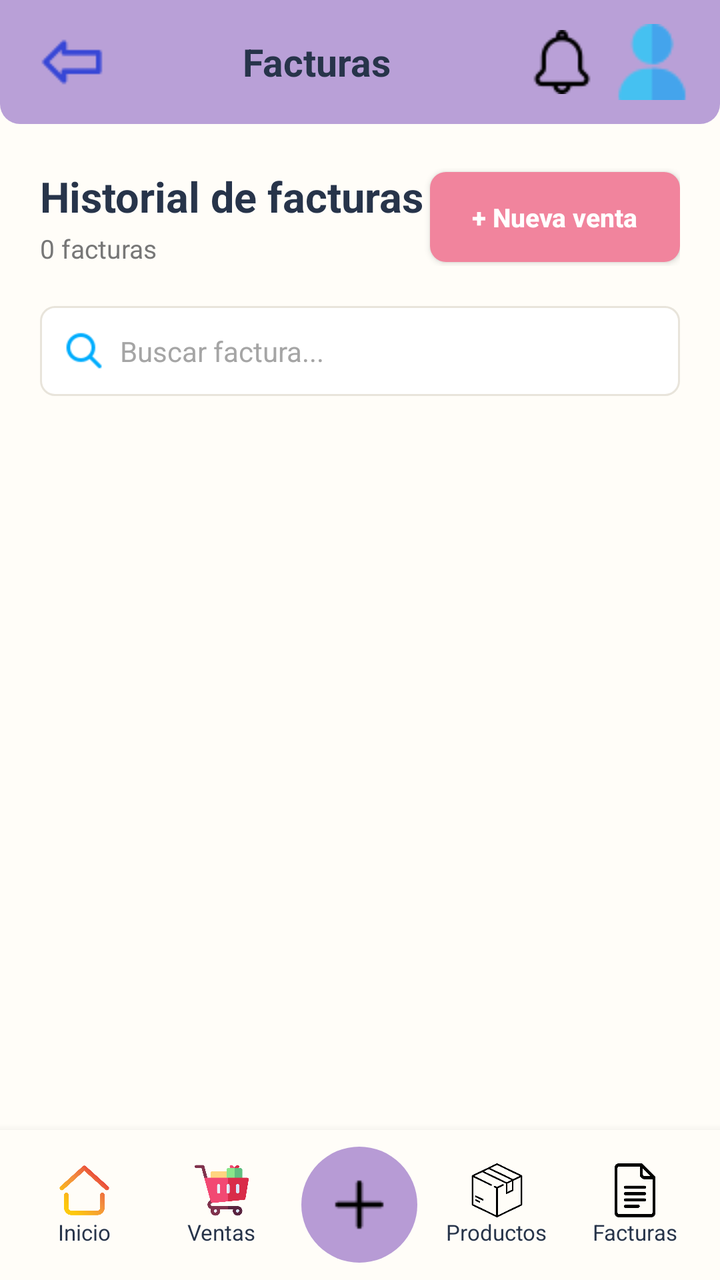
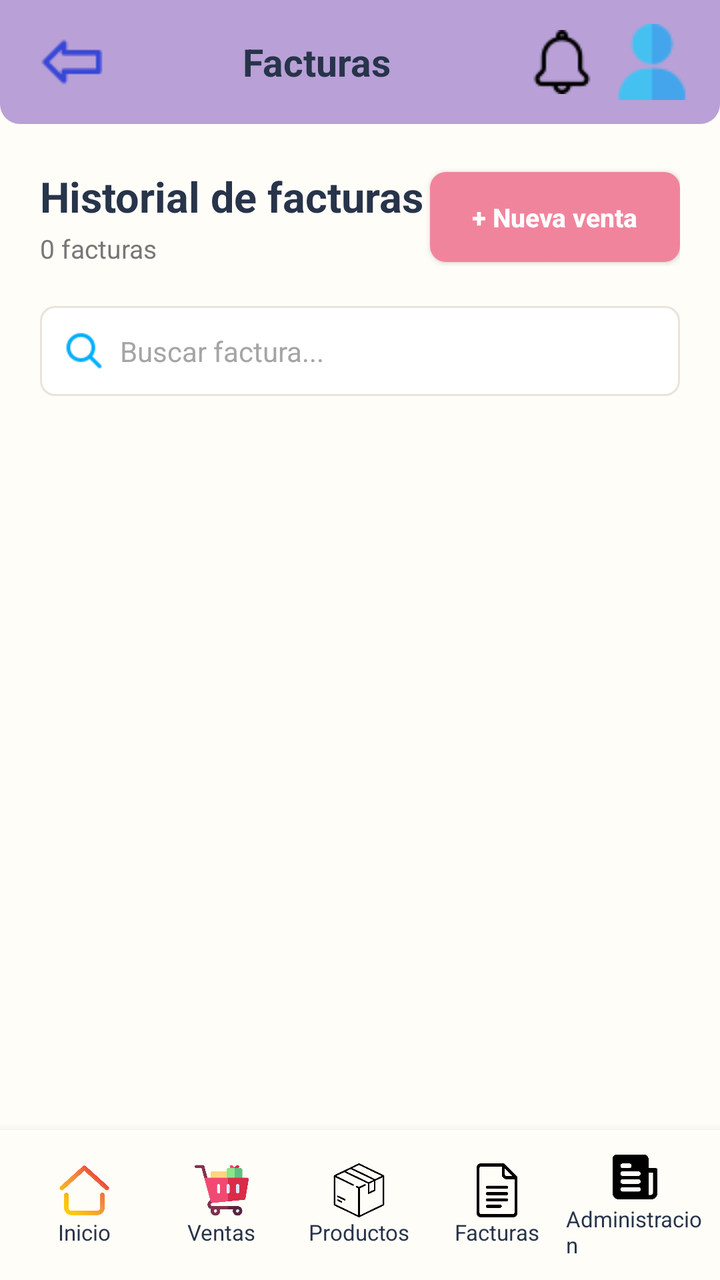

Two renders of the same Android screen: before a commit and after it. Below are the layout's source before the change and the commit's diff.
<!-- AndroidManifest.xml: application theme Theme.Jugueteria -->
<!-- res/layout/activity_invoices.xml -->
<?xml version="1.0" encoding="utf-8"?>
<androidx.constraintlayout.widget.ConstraintLayout
    xmlns:android="http://schemas.android.com/apk/res/android"
    xmlns:app="http://schemas.android.com/apk/res-auto"
    xmlns:tools="http://schemas.android.com/tools"
    android:id="@+id/main"
    android:layout_width="match_parent"
    android:layout_height="match_parent"

    android:background="#FFFDF8"

    tools:context=".InvoicesActivity">


    
    
    

    <LinearLayout
        android:id="@+id/topBar"

        android:layout_width="0dp"
        android:layout_height="62dp"

        android:background="@drawable/topbar_background"
        android:gravity="center_vertical"

        android:orientation="horizontal"
        android:paddingStart="15dp"

        android:paddingEnd="15dp"

        app:layout_constraintEnd_toEndOf="parent"
        app:layout_constraintStart_toStartOf="parent"
        app:layout_constraintTop_toTopOf="parent">


        <ImageButton
            android:id="@+id/btnBack"

            android:layout_width="42dp"
            android:layout_height="42dp"

            android:background="@android:color/transparent"

            android:contentDescription="Volver"

            android:padding="7dp"

            android:src="@drawable/ic_arrow_back" />


        <TextView
            android:id="@+id/txtTitle"

            android:layout_width="0dp"
            android:layout_height="wrap_content"

            android:layout_weight="1"

            android:gravity="center"

            android:text="Facturas"

            android:textColor="#27344A"
            android:textSize="19sp"
            android:textStyle="bold" />


        <ImageButton
            android:id="@+id/btnNotifications"

            android:layout_width="42dp"
            android:layout_height="42dp"

            android:background="@android:color/transparent"

            android:contentDescription="Notificaciones"

            android:padding="8dp"

            android:src="@drawable/ic_notification" />


        <ImageView
            android:id="@+id/imgProfile"

            android:layout_width="38dp"
            android:layout_height="38dp"

            android:layout_marginStart="5dp"

            android:contentDescription="Perfil"

            android:scaleType="centerCrop"

            android:src="@drawable/ic_user" />

    </LinearLayout>

    <LinearLayout
        android:id="@+id/content"

        android:layout_width="0dp"
        android:layout_height="0dp"

        android:orientation="vertical"

        android:paddingStart="20dp"
        android:paddingTop="22dp"
        android:paddingEnd="20dp"
        android:paddingBottom="15dp"

        app:layout_constraintBottom_toBottomOf="parent"
        app:layout_constraintEnd_toEndOf="parent"
        app:layout_constraintStart_toStartOf="parent"
        app:layout_constraintTop_toBottomOf="@id/topBar">


        
        
        

        <LinearLayout
            android:layout_width="match_parent"
            android:layout_height="wrap_content"

            android:gravity="center_vertical"
            android:orientation="horizontal">


            <LinearLayout
                android:layout_width="0dp"
                android:layout_height="wrap_content"

                android:layout_weight="1"

                android:orientation="vertical">


                <TextView
                    android:layout_width="wrap_content"
                    android:layout_height="wrap_content"

                    android:text="Historial de facturas"

                    android:textColor="#27344A"
                    android:textSize="21sp"
                    android:textStyle="bold" />


                <TextView
                    android:id="@+id/txtInvoiceCount"

                    android:layout_width="wrap_content"
                    android:layout_height="wrap_content"

                    android:layout_marginTop="3dp"

                    android:text="0 facturas"

                    android:textColor="#777777"
                    android:textSize="13sp" />

            </LinearLayout>


            <Button
                android:id="@+id/btnNewSale"

                android:layout_width="125dp"
                android:layout_height="45dp"

                android:background="@drawable/button_new_product"

                android:text="+ Nueva venta"
                android:textAllCaps="false"
                android:textColor="#FFFFFF"
                android:textSize="13sp"

                android:textStyle="bold" />

        </LinearLayout>


        
        
        

        <LinearLayout
            android:id="@+id/searchContainer"

            android:layout_width="match_parent"
            android:layout_height="45dp"

            android:layout_marginTop="20dp"

            android:background="@drawable/search_background"
            android:gravity="center_vertical"

            android:orientation="horizontal"
            android:paddingStart="12dp"

            android:paddingEnd="12dp">


            <ImageView
                android:layout_width="20dp"
                android:layout_height="20dp"

                android:contentDescription="@null"

                android:src="@drawable/ic_search" />


            <EditText
                android:id="@+id/edtSearch"

                android:layout_width="0dp"
                android:layout_height="match_parent"

                android:layout_marginStart="8dp"

                android:layout_weight="1"

                android:background="@android:color/transparent"

                android:hint="Buscar factura..."

                android:singleLine="true"
                android:textColor="#27344A"

                android:textColorHint="#A5A5A5"

                android:textSize="14sp" />

        </LinearLayout>


        
        
        

        <androidx.recyclerview.widget.RecyclerView
            android:id="@+id/recyclerInvoices"

            android:layout_width="match_parent"
            android:layout_height="0dp"

            android:layout_marginTop="15dp"

            android:layout_weight="1"

            android:clipToPadding="false"

            android:overScrollMode="never"

            android:paddingBottom="10dp"

            app:layoutManager="androidx.recyclerview.widget.LinearLayoutManager"

            tools:listitem="@layout/item_invoice" />

    </LinearLayout>

    <LinearLayout
        android:id="@+id/bottomNavigation"

        android:layout_width="0dp"
        android:layout_height="75dp"

        android:background="#FFFDF8"
        android:elevation="8dp"

        android:gravity="center_vertical"

        android:orientation="horizontal"

        android:paddingStart="8dp"
        android:paddingEnd="8dp"

        app:layout_constraintBottom_toBottomOf="parent"
        app:layout_constraintEnd_toEndOf="parent"
        app:layout_constraintStart_toStartOf="parent">


        

        <LinearLayout
            android:id="@+id/navHome"
            android:layout_width="0dp"
            android:layout_height="match_parent"

            android:layout_weight="1"

            android:clickable="true"
            android:focusable="true"

            android:gravity="center"
            android:orientation="vertical">


            <ImageView
                android:layout_width="27dp"
                android:layout_height="27dp"

                android:contentDescription="Inicio"
                android:src="@drawable/ic_home" />


            <TextView
                android:layout_width="wrap_content"
                android:layout_height="wrap_content"

                android:text="Inicio"
                android:textColor="#27344A"
                android:textSize="11sp" />

        </LinearLayout>


        

        <LinearLayout
            android:id="@+id/navSales"
            android:layout_width="0dp"
            android:layout_height="match_parent"

            android:layout_weight="1"

            android:clickable="true"
            android:focusable="true"

            android:gravity="center"
            android:orientation="vertical">


            <ImageView
                android:layout_width="27dp"
                android:layout_height="27dp"

                android:contentDescription="Ventas"
                android:src="@drawable/ic_cart" />


            <TextView
                android:layout_width="wrap_content"
                android:layout_height="wrap_content"

                android:text="Ventas"
                android:textColor="#27344A"
                android:textSize="11sp" />

        </LinearLayout>


        

        <LinearLayout
            android:id="@+id/navAdd"
            android:layout_width="0dp"
            android:layout_height="match_parent"

            android:layout_weight="1"

            android:gravity="center">


            <ImageButton
                android:id="@+id/btnAdd"
                android:layout_width="58dp"
                android:layout_height="58dp"

                android:background="@drawable/add_button"
                android:contentDescription="Agregar"

                android:padding="15dp"
                android:src="@drawable/ic_add" />

        </LinearLayout>


        

        <LinearLayout
            android:id="@+id/navProducts"
            android:layout_width="0dp"
            android:layout_height="match_parent"

            android:layout_weight="1"

            android:clickable="true"
            android:focusable="true"

            android:gravity="center"
            android:orientation="vertical">


            <ImageView
                android:layout_width="27dp"
                android:layout_height="27dp"

                android:contentDescription="Productos"
                android:src="@drawable/ic_products" />


            <TextView
                android:layout_width="wrap_content"
                android:layout_height="wrap_content"

                android:text="Productos"
                android:textColor="#27344A"
                android:textSize="11sp" />

        </LinearLayout>


        

        <LinearLayout
            android:id="@+id/navInvoice"
            android:layout_width="0dp"
            android:layout_height="match_parent"

            android:layout_weight="1"

            android:clickable="true"
            android:focusable="true"

            android:gravity="center"
            android:orientation="vertical">


            <ImageView
                android:layout_width="27dp"
                android:layout_height="27dp"

                android:contentDescription="Más"
                android:src="@drawable/ic_document" />


            <TextView
                android:layout_width="wrap_content"
                android:layout_height="wrap_content"

                android:text="Facturas"
                android:textColor="#27344A"
                android:textSize="11sp" />

        </LinearLayout>

    </LinearLayout>


    
    
    

</androidx.constraintlayout.widget.ConstraintLayout>
<!-- res/layout/item_invoice.xml (included above) -->
<?xml version="1.0" encoding="utf-8"?>
<androidx.cardview.widget.CardView
    xmlns:android="http://schemas.android.com/apk/res/android"
    xmlns:app="http://schemas.android.com/apk/res-auto"

    android:layout_width="match_parent"
    android:layout_height="105dp"

    android:layout_marginBottom="10dp"

    app:cardBackgroundColor="#FFFCF3"
    app:cardCornerRadius="12dp"
    app:cardElevation="1dp">


    <LinearLayout
        android:layout_width="match_parent"
        android:layout_height="match_parent"

        android:orientation="horizontal"

        android:gravity="center_vertical"

        android:paddingStart="18dp"
        android:paddingEnd="10dp">


        
        
        

        <LinearLayout
            android:layout_width="0dp"
            android:layout_height="wrap_content"

            android:layout_weight="1"

            android:orientation="vertical">


            <TextView
                android:id="@+id/txtInvoiceNumber"

                android:layout_width="wrap_content"
                android:layout_height="wrap_content"

                android:text="Factura #0001"

                android:textColor="#27344A"
                android:textSize="15sp"
                android:textStyle="bold" />


            <TextView
                android:id="@+id/txtClient"

                android:layout_width="wrap_content"
                android:layout_height="wrap_content"

                android:layout_marginTop="5dp"

                android:text="Cliente: Juan Pérez"

                android:textColor="#555555"
                android:textSize="12sp" />


            <TextView
                android:id="@+id/txtDate"

                android:layout_width="wrap_content"
                android:layout_height="wrap_content"

                android:layout_marginTop="3dp"

                android:text="20/05/2024 15:30"

                android:textColor="#888888"
                android:textSize="11sp" />

        </LinearLayout>


        
        
        

        <LinearLayout
            android:layout_width="90dp"
            android:layout_height="wrap_content"

            android:orientation="vertical"

            android:gravity="center">


            <TextView
                android:layout_width="wrap_content"
                android:layout_height="wrap_content"

                android:text="Total"

                android:textColor="#777777"
                android:textSize="11sp" />


            <TextView
                android:id="@+id/txtTotal"

                android:layout_width="wrap_content"
                android:layout_height="wrap_content"

                android:layout_marginTop="3dp"

                android:text="$ 18.300"

                android:textColor="#27344A"
                android:textSize="16sp"
                android:textStyle="bold" />

        </LinearLayout>


        
        
        

        <ImageButton
            android:id="@+id/btnView"

            android:layout_width="40dp"
            android:layout_height="45dp"

            android:background="@android:color/transparent"

            android:src="@drawable/ic_visibility"

            android:padding="8dp"

            android:contentDescription="Ver factura" />

    </LinearLayout>

</androidx.cardview.widget.CardView>
<!-- resources referenced by this layout -->
<resources>
  <!-- drawable add_button (drawable) -->
  <?xml version="1.0" encoding="utf-8"?>
  <shape xmlns:android="http://schemas.android.com/apk/res/android"
      android:shape="oval">
  
      <solid android:color="#B79BD5" />
  
  </shape>
  <!-- drawable button_new_product (drawable) -->
  <?xml version="1.0" encoding="utf-8"?>
  <shape xmlns:android="http://schemas.android.com/apk/res/android">
  
      <solid android:color="#F1849D" />
  
      <corners
          android:radius="8dp" />
  
  </shape>
  <!-- drawable ic_add: png bitmap (drawable, 279 bytes) -->
  <!-- drawable ic_arrow_back: png bitmap (drawable, 559 bytes) -->
  <!-- drawable ic_cart: png bitmap (drawable, 16656 bytes) -->
  <!-- drawable ic_document: png bitmap (drawable, 7573 bytes) -->
  <!-- drawable ic_home: png bitmap (drawable, 18554 bytes) -->
  <!-- drawable ic_notification: png bitmap (drawable, 637 bytes) -->
  <!-- drawable ic_products: png bitmap (drawable, 12970 bytes) -->
  <!-- drawable ic_search: png bitmap (drawable, 847 bytes) -->
  <!-- drawable ic_user: png bitmap (drawable, 854 bytes) -->
  <!-- drawable ic_visibility: png bitmap (drawable, 990 bytes) -->
  <!-- drawable search_background (drawable) -->
  <?xml version="1.0" encoding="utf-8"?>
  <shape xmlns:android="http://schemas.android.com/apk/res/android">
  
      <solid android:color="#FFFFFF" />
  
      <stroke
          android:width="1dp"
          android:color="#E8E4DB" />
  
      <corners
          android:radius="7dp" />
  
  </shape>
  <!-- drawable topbar_background (drawable) -->
  <?xml version="1.0" encoding="utf-8"?>
  <shape xmlns:android="http://schemas.android.com/apk/res/android">
  
      <solid android:color="#B9A0D7" />
  
      <corners
          android:bottomLeftRadius="10dp"
          android:bottomRightRadius="10dp" />
  
  </shape>
  <style name="Theme.Jugueteria" parent="Theme.AppCompat.Light.NoActionBar" />
</resources>

<!-- the commit's change to res/layout/activity_invoices.xml (unified diff, before → after) -->
@@ -269,19 +269,19 @@
         android:layout_width="0dp"
         android:layout_height="75dp"
 
+        android:orientation="horizontal"
+        android:gravity="center_vertical"
+
         android:background="#FFFDF8"
+
         android:elevation="8dp"
-
-        android:gravity="center_vertical"
-
-        android:orientation="horizontal"
 
         android:paddingStart="8dp"
         android:paddingEnd="8dp"
 
         app:layout_constraintBottom_toBottomOf="parent"
-        app:layout_constraintEnd_toEndOf="parent"
-        app:layout_constraintStart_toStartOf="parent">
+        app:layout_constraintStart_toStartOf="parent"
+        app:layout_constraintEnd_toEndOf="parent">
 
 
         
@@ -293,19 +293,19 @@
 
             android:layout_weight="1"
 
+            android:orientation="vertical"
+            android:gravity="center"
+
             android:clickable="true"
-            android:focusable="true"
-
-            android:gravity="center"
-            android:orientation="vertical">
+            android:focusable="true">
 
 
             <ImageView
                 android:layout_width="27dp"
                 android:layout_height="27dp"
 
-                android:contentDescription="Inicio"
-                android:src="@drawable/ic_home" />
+                android:src="@drawable/ic_home"
+                android:contentDescription="Inicio" />
 
 
             <TextView
@@ -328,19 +328,19 @@
 
             android:layout_weight="1"
 
+            android:orientation="vertical"
+            android:gravity="center"
+
             android:clickable="true"
-            android:focusable="true"
-
-            android:gravity="center"
-            android:orientation="vertical">
+            android:focusable="true">
 
 
             <ImageView
                 android:layout_width="27dp"
                 android:layout_height="27dp"
 
-                android:contentDescription="Ventas"
-                android:src="@drawable/ic_cart" />
+                android:src="@drawable/ic_cart"
+                android:contentDescription="Ventas" />
 
 
             <TextView
@@ -363,7 +363,8 @@
 
             android:layout_weight="1"
 
-            android:gravity="center">
+            android:gravity="center"
+            android:visibility="gone">
 
 
             <ImageButton
@@ -389,19 +390,19 @@
 
             android:layout_weight="1"
 
+            android:orientation="vertical"
+            android:gravity="center"
+
             android:clickable="true"
-            android:focusable="true"
-
-            android:gravity="center"
-            android:orientation="vertical">
+            android:focusable="true">
 
 
             <ImageView
                 android:layout_width="27dp"
                 android:layout_height="27dp"
 
-                android:contentDescription="Productos"
-                android:src="@drawable/ic_products" />
+                android:src="@drawable/ic_products"
+                android:contentDescription="Productos" />
 
 
             <TextView
@@ -424,11 +425,11 @@
 
             android:layout_weight="1"
 
+            android:orientation="vertical"
+            android:gravity="center"
+
             android:clickable="true"
-            android:focusable="true"
-
-            android:gravity="center"
-            android:orientation="vertical">
+            android:focusable="true">
 
 
             <ImageView
@@ -444,6 +445,38 @@
                 android:layout_height="wrap_content"
 
                 android:text="Facturas"
+                android:textColor="#27344A"
+                android:textSize="11sp" />
+
+        </LinearLayout>
+
+        <LinearLayout
+            android:id="@+id/navAdmin"
+            android:layout_width="0dp"
+            android:layout_height="match_parent"
+
+            android:layout_weight="1"
+
+            android:orientation="vertical"
+            android:gravity="center"
+
+            android:clickable="true"
+            android:focusable="true">
+
+
+            <ImageView
+                android:layout_width="27dp"
+                android:layout_height="27dp"
+
+                android:contentDescription="Más"
+                android:src="@drawable/ic_admin" />
+
+
+            <TextView
+                android:layout_width="wrap_content"
+                android:layout_height="wrap_content"
+
+                android:text="Administracion"
                 android:textColor="#27344A"
                 android:textSize="11sp" />
 
<!-- resource entries referenced after the edit -->
@@ -19,6 +19,7 @@
   
   </shape>
   <!-- drawable ic_add: png bitmap (drawable, 279 bytes) -->
+  <!-- drawable ic_admin: png bitmap (drawable, 7337 bytes) -->
   <!-- drawable ic_arrow_back: png bitmap (drawable, 559 bytes) -->
   <!-- drawable ic_cart: png bitmap (drawable, 16656 bytes) -->
   <!-- drawable ic_document: png bitmap (drawable, 7573 bytes) -->
